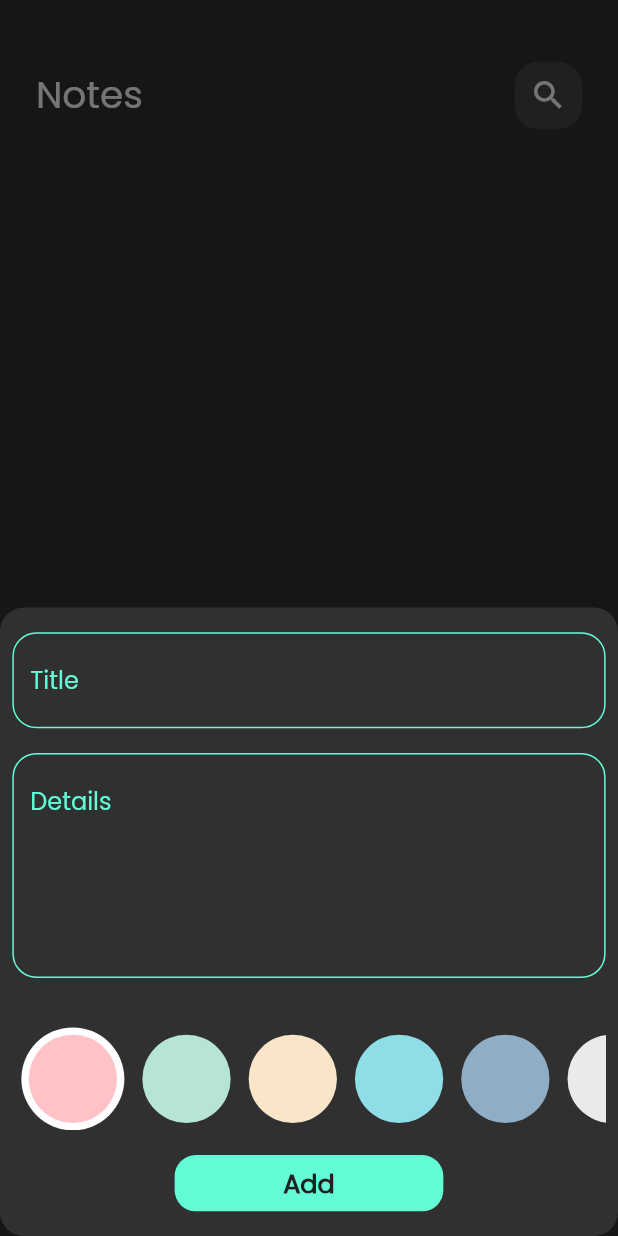
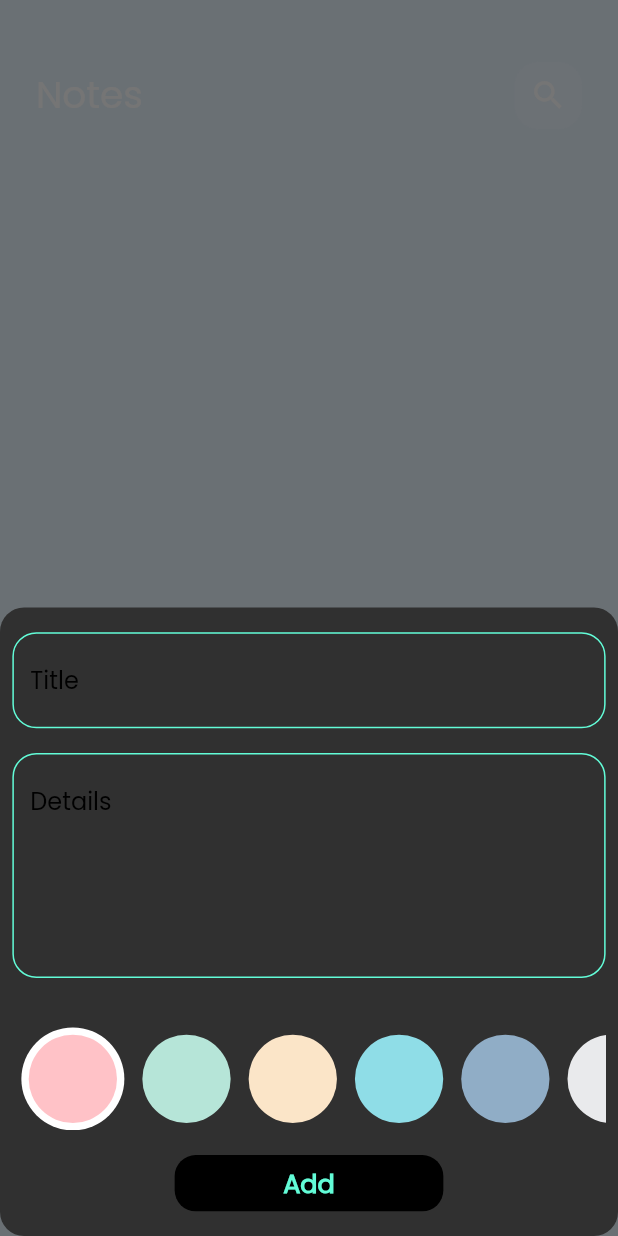
Before and after one commit to mostafaramadanhamed/noteApp, a Flutter app: the screen it shows after launch, after a tap on the "add" icon, on a phone screen of 412 x 824 dp. Run offline on Flutter 3.47's test engine with Material 2 defaults, Android fonts, the phone set to English and light mode, and no system bars; our stand-ins replace flutter_bloc, font_awesome_flutter, hive, hive_flutter; accounts and stored records are empty.

Commit message:
add snack bar to all screens

```diff
--- a/lib/cubit/add_notes/add_notes_cubit.dart
+++ b/lib/cubit/add_notes/add_notes_cubit.dart
@@ -9,7 +9,7 @@
 class AddNotesCubit extends Cubit<AddNotesStates>{
 
   AddNotesCubit() : super(AddNotesInitialState());
-Color color=colors[0];
+Color color=kColors[0];
 addNote(NoteModel note)async{
   note.color=color.value;
   emit(AddNoteLoadingState());
--- a/lib/main.dart
+++ b/lib/main.dart
@@ -30,6 +30,11 @@
         debugShowCheckedModeBanner: false,
         theme: ThemeData(
           brightness: Brightness.dark,
+          scaffoldBackgroundColor: Colors.blue.withOpacity(.1),
+          floatingActionButtonTheme: const FloatingActionButtonThemeData(
+            backgroundColor:kPrimaryColor1,
+          ),
+
           fontFamily: 'Poppins'
         ),
         home:const NotesView(),
--- a/lib/view/constant.dart
+++ b/lib/view/constant.dart
@@ -1,8 +1,9 @@
 import 'package:flutter/material.dart';
 
-const kPrimaryColor=Color(0xff62FCD7);
+const kPrimaryColor=Color(0xff000000);
+const kPrimaryColor1=Color(0xff62FCD7);
 const kBoxName='notes_box';
-List<Color>colors=const[
+List<Color>kColors=const [
   Color(0xffFFC2C7),
   Color(0xffB6E5D8),
   Color(0xffFBE5C8),
--- a/lib/view/widget/add_note_bottomsheet.dart
+++ b/lib/view/widget/add_note_bottomsheet.dart
@@ -3,8 +3,10 @@
 import 'package:whatsapp/cubit/add_notes/add_notes_cubit.dart';
 import 'package:whatsapp/cubit/add_notes/add_notes_states.dart';
 import 'package:whatsapp/cubit/notes/notes_cubit.dart';
+import 'package:whatsapp/view/constant.dart';
 
 import 'add_note_form.dart';
+import 'note_item.dart';
 
 
 class AddNoteBottomSheet extends StatelessWidget {
@@ -22,6 +24,7 @@
             }
             if(state is AddNoteSuccessState){
               BlocProvider.of<NotesCubit>(context).fetchAllNotes();
+              ScaffoldMessenger.of(context).showSnackBar( buildSnackBar(text: 'Note was added successfully',color: kColors[3]),);
               Navigator.pop(context);
             }
           } ,
--- a/lib/view/widget/button.dart
+++ b/lib/view/widget/button.dart
@@ -20,7 +20,7 @@
           onTap:onTap,
           child:  isLoading ?const CircularProgressIndicator(color: Colors.black,):
            Center(child:  Text('Add',style: TextStyle(
-            color: Colors.grey.shade900,
+            color: kPrimaryColor1,
             fontWeight: FontWeight.w600,
             fontSize: 17
           ),),)),);
--- a/lib/view/widget/color_list_view.dart
+++ b/lib/view/widget/color_list_view.dart
@@ -44,16 +44,16 @@
           child: GestureDetector(
             onTap: (){
               currentIndex=index;
-              BlocProvider.of<AddNotesCubit>(context).color=colors[index];
+              BlocProvider.of<AddNotesCubit>(context).color=kColors[index];
               setState((){});
             },
             child: ColorItem(
               isSelected: currentIndex==index,
-              color: colors[index],
+              color: kColors[index],
             ),
           ),
         ),
-        itemCount: colors.length,
+        itemCount: kColors.length,
         scrollDirection: Axis.horizontal,
         physics: const BouncingScrollPhysics(),
       ),
--- a/lib/view/widget/custom_text_field.dart
+++ b/lib/view/widget/custom_text_field.dart
@@ -29,7 +29,7 @@
           }
         },
         maxLines: maxLines,
-        cursorColor: kPrimaryColor,
+        cursorColor: kPrimaryColor1,
         decoration: InputDecoration(
         //  fillColor: SBackgroundColor,
           hintText: hint,
@@ -38,7 +38,7 @@
           ),
           errorBorder:buildBorder(border: 16, color: Colors.red),
           focusedBorder: buildBorder(border: 16, color: Colors.white),
-          enabledBorder: buildBorder(border: 16, color: kPrimaryColor),
+          enabledBorder: buildBorder(border: 16, color: kPrimaryColor1),
           border:buildBorder(border: 16, color: Colors.grey)
         ),
       ),
```
Also changed, not shown: lib/view/widget/edit_notes_view_body.dart (+44 -1 lines), lib/view/widget/note_item.dart (+35 -27 lines).
